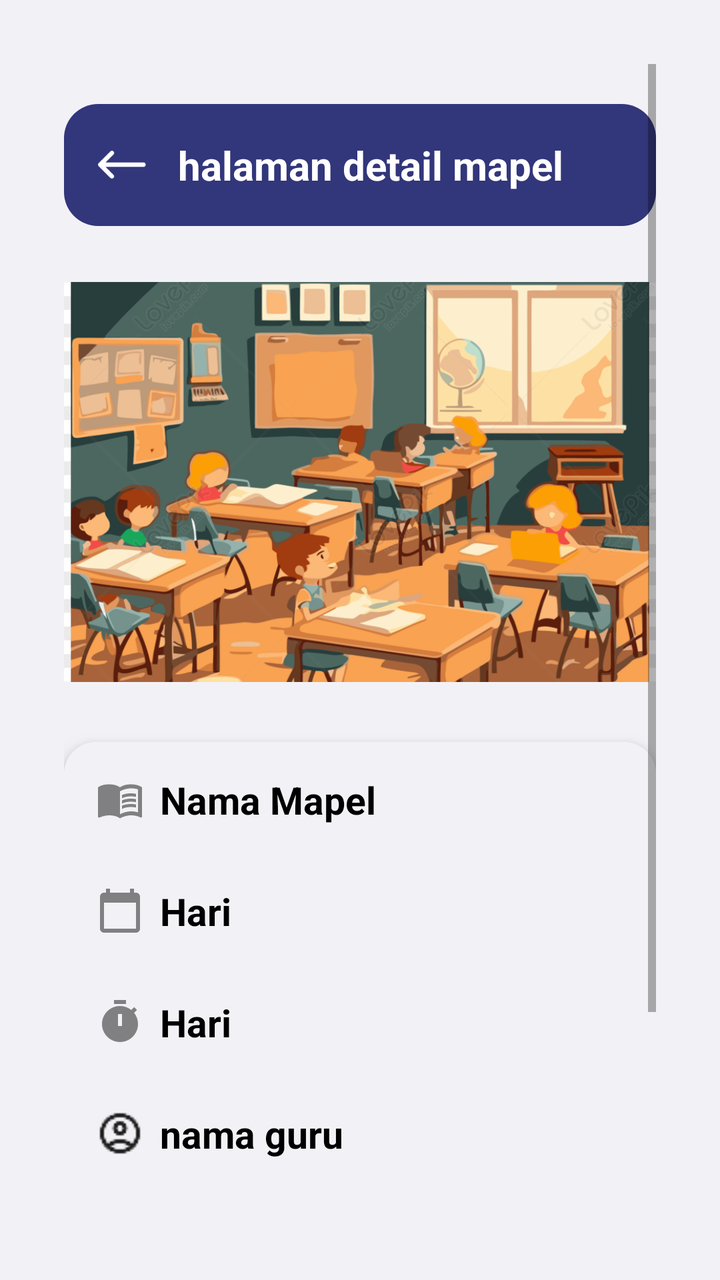
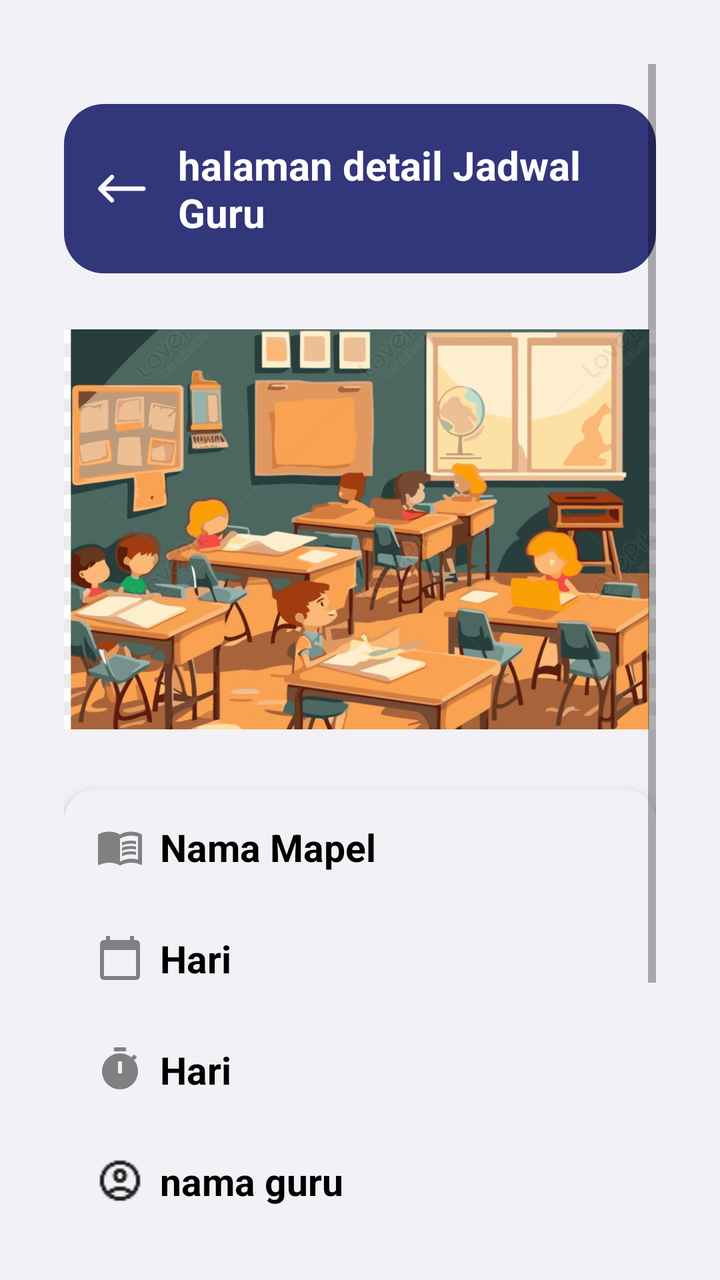

Screens rendered from an Android XML layout before and after an edit, with the pre-edit source and the edit as a unified diff.
<!-- AndroidManifest.xml: application theme Theme.MyApplicationNew -->
<!-- res/layout/activity_detail_jadwal_mapel.xml -->
<?xml version="1.0" encoding="utf-8"?>
<FrameLayout xmlns:android="http://schemas.android.com/apk/res/android"
    xmlns:app="http://schemas.android.com/apk/res-auto"
    android:id="@+id/frameLayout"
    android:layout_width="match_parent"
    android:layout_height="match_parent"
    android:background="@color/light_blue"
    android:padding="16dp">
<ScrollView
    android:id="@+id/scrollView"
    android:layout_width="match_parent"
    android:layout_height="match_parent"
    android:background="@color/light_blue"
    android:padding="16dp">
    
    <LinearLayout
        android:layout_width="match_parent"
        android:layout_height="wrap_content"
        android:layout_marginTop="20dp"
        android:orientation="vertical">

    <LinearLayout
        android:layout_width="match_parent"
        android:layout_height="match_parent"
        android:orientation="horizontal"
        android:gravity="center_vertical"
        android:padding="17dp"
        android:background="@drawable/rounded_badge2"
        android:layout_marginBottom="8dp">
        <ImageView
            android:id="@+id/btnBack"
            android:layout_width="24dp"
            android:layout_height="24dp"
            android:src="@drawable/back"
            android:contentDescription="Kembali"
            android:layout_marginEnd="16dp" />

        <TextView
            android:id="@+id/txtSmartTutor"
            android:layout_width="0dp"
            android:layout_height="wrap_content"
            android:layout_weight="1"
            android:text="halaman detail mapel"
            android:textColor="@android:color/white"
            android:textSize="20sp"
            android:textStyle="bold" />

    </LinearLayout>
        
        <ImageView
            android:id="@+id/imgMapel"
            android:layout_width="match_parent"
            android:layout_height="200dp"
            android:layout_marginTop="20dp"
            android:scaleType="centerCrop"
            android:src="@drawable/ruangkelas" />
        <androidx.cardview.widget.CardView
            android:layout_width="match_parent"
            android:layout_height="wrap_content"
            android:layout_marginTop="30dp"
            android:layout_marginBottom="16dp"
            app:cardCornerRadius="16dp"
            app:cardElevation="6dp">

            <LinearLayout
                android:layout_width="match_parent"
                android:layout_height="wrap_content"
                android:background="@color/light_blue"
                android:orientation="vertical"
                android:padding="16dp">

                <TextView
                    android:id="@+id/tvNamaMapel"
                    android:layout_width="wrap_content"
                    android:layout_height="wrap_content"
                    android:text="Nama Mapel"
                    android:drawablePadding="8dp"
                    android:textStyle="bold"
                    android:textSize="19sp"
                    android:drawableStart="@drawable/ic_book"
                    android:textColor="@color/black"
                    android:layout_marginBottom="30dp"/>
                <TextView
                    android:id="@+id/tvHari"
                    android:layout_width="wrap_content"
                    android:layout_height="wrap_content"
                    android:text="Hari"
                    android:drawablePadding="8dp"
                    android:textStyle="bold"
                    android:textSize="19sp"
                    android:drawableStart="@drawable/ic_hari"
                    android:textColor="@color/black"
                    android:layout_marginBottom="30dp"/>
                <TextView
                    android:id="@+id/tvJam"
                    android:layout_width="wrap_content"
                    android:layout_height="wrap_content"
                    android:text="Hari"
                    android:drawablePadding="8dp"
                    android:textStyle="bold"
                    android:textSize="19sp"
                    android:drawableStart="@drawable/ic_jam"
                    android:textColor="@color/black"
                    android:layout_marginBottom="30dp"/>
                <TextView
                    android:id="@+id/tvGuru"
                    android:layout_width="wrap_content"
                    android:layout_height="wrap_content"
                    android:text="nama guru"
                    android:drawablePadding="8dp"
                    android:textStyle="bold"
                    android:textSize="19sp"
                    android:drawableStart="@drawable/users"
                    android:textColor="@color/black"
                    android:layout_marginBottom="30dp"/>
                <TextView
                    android:id="@+id/tvLayanan"
                    android:layout_width="wrap_content"
                    android:layout_height="wrap_content"
                    android:text="nama Layanan"
                    android:drawablePadding="8dp"
                    android:textStyle="bold"
                    android:textSize="19sp"
                    android:drawableStart="@drawable/ic_schol"
                    android:textColor="@color/black"
                    android:layout_marginBottom="30dp"/>

            </LinearLayout>
        </androidx.cardview.widget.CardView>
        
        <Button
            android:id="@+id/btnBooking"
            android:layout_width="match_parent"
            android:layout_height="wrap_content"
            android:text="Booking Sekarang"
            android:padding="12dp"
            android:textSize="16sp"
            android:backgroundTint="@color/dark_blue"
            android:textColor="@color/white"/>
    </LinearLayout>

</ScrollView>
</FrameLayout>
<!-- resources referenced by this layout -->
<resources>
  <color name="black">#FF000000</color>
  <color name="dark_blue">#32367a</color>
  <color name="light_blue">#f2f1f6</color>
  <color name="white">#FFFFFFFF</color>
  <!-- drawable ic_hari (drawable-anydpi) -->
  <vector xmlns:android="http://schemas.android.com/apk/res/android"
      android:width="24dp"
      android:height="24dp"
      android:viewportWidth="24"
      android:viewportHeight="24"
      android:tint="#333333"
      android:alpha="0.6">
    <path
        android:fillColor="@android:color/white"
        android:pathData="M20,3h-1L19,1h-2v2L7,3L7,1L5,1v2L4,3c-1.1,0 -2,0.9 -2,2v16c0,1.1 0.9,2 2,2h16c1.1,0 2,-0.9 2,-2L22,5c0,-1.1 -0.9,-2 -2,-2zM20,21L4,21L4,8h16v13z"/>
  </vector>
  <!-- drawable ic_jam (drawable-anydpi) -->
  <vector xmlns:android="http://schemas.android.com/apk/res/android"
      android:width="24dp"
      android:height="24dp"
      android:viewportWidth="24"
      android:viewportHeight="24"
      android:tint="#333333"
      android:alpha="0.6">
    <path
        android:fillColor="@android:color/white"
        android:pathData="M9,1h6v2h-6z"/>
    <path
        android:fillColor="@android:color/white"
        android:pathData="M19.03,7.39l1.42,-1.42c-0.43,-0.51 -0.9,-0.99 -1.41,-1.41l-1.42,1.42C16.07,4.74 14.12,4 12,4c-4.97,0 -9,4.03 -9,9c0,4.97 4.02,9 9,9s9,-4.03 9,-9C21,10.88 20.26,8.93 19.03,7.39zM13,14h-2V8h2V14z"/>
  </vector>
  <!-- drawable ic_schol (drawable-anydpi) -->
  <vector xmlns:android="http://schemas.android.com/apk/res/android"
      android:width="24dp"
      android:height="24dp"
      android:viewportWidth="24"
      android:viewportHeight="24"
      android:tint="#333333"
      android:alpha="0.6">
    <path
        android:fillColor="@android:color/white"
        android:pathData="M5,13.18v4L12,21l7,-3.82v-4L12,17l-7,-3.82zM12,3L1,9l11,6 9,-4.91V17h2V9L12,3z"/>
  </vector>
  <!-- drawable rounded_badge2 (drawable) -->
  <?xml version="1.0" encoding="utf-8"?>
  <shape xmlns:android="http://schemas.android.com/apk/res/android" android:shape="rectangle">
      <solid android:color="@color/dark_blue" /> 
      <corners android:radius="17dp" />
  </shape>
  <style name="Theme.MyApplicationNew" parent="Base.Theme.MyApplicationNew" />
  <style name="Base.Theme.MyApplicationNew" parent="Theme.MaterialComponents.DayNight.NoActionBar">
          <item name="colorPrimary">@color/my_primary</item>
          <item name="colorPrimaryVariant">@color/my_primary</item>
          <item name="colorOnPrimary">@color/colorWhite</item>
  
          <item name="colorSecondary">@color/my_secondary</item>
          <item name="colorSecondaryVariant">@color/my_secondary</item>
          <item name="colorOnSecondary">@color/black</item>
  
          <item name="android:statusBarColor">@color/dark_blue</item>
      </style>
  <color name="my_primary">#5E35B1</color>
  <color name="my_secondary">#673AB7</color>
  <!-- unchanged entries left out for length: 4 -->
</resources>

<!-- the commit's change to res/layout/activity_detail_jadwal_mapel.xml (unified diff, before → after) -->
@@ -40,7 +40,7 @@
             android:layout_width="0dp"
             android:layout_height="wrap_content"
             android:layout_weight="1"
-            android:text="halaman detail mapel"
+            android:text="halaman detail Jadwal Guru"
             android:textColor="@android:color/white"
             android:textSize="20sp"
             android:textStyle="bold" />
<!-- resource entries referenced after the edit -->
@@ -44,10 +44,18 @@
         android:pathData="M5,13.18v4L12,21l7,-3.82v-4L12,17l-7,-3.82zM12,3L1,9l11,6 9,-4.91V17h2V9L12,3z"/>
   </vector>
   <!-- drawable rounded_badge2 (drawable) -->
-  <?xml version="1.0" encoding="utf-8"?>
-  <shape xmlns:android="http://schemas.android.com/apk/res/android" android:shape="rectangle">
+  <shape xmlns:android="http://schemas.android.com/apk/res/android"
+      android:shape="rectangle">
+  
       <solid android:color="@color/dark_blue" /> 
-      <corners android:radius="17dp" />
+  
+      <corners android:radius="20dp" /> 
+  
+      <padding
+          android:left="10dp"
+          android:top="10dp"
+          android:right="10dp"
+          android:bottom="10dp"/>
   </shape>
   <style name="Theme.MyApplicationNew" parent="Base.Theme.MyApplicationNew" />
   <style name="Base.Theme.MyApplicationNew" parent="Theme.MaterialComponents.DayNight.NoActionBar">
